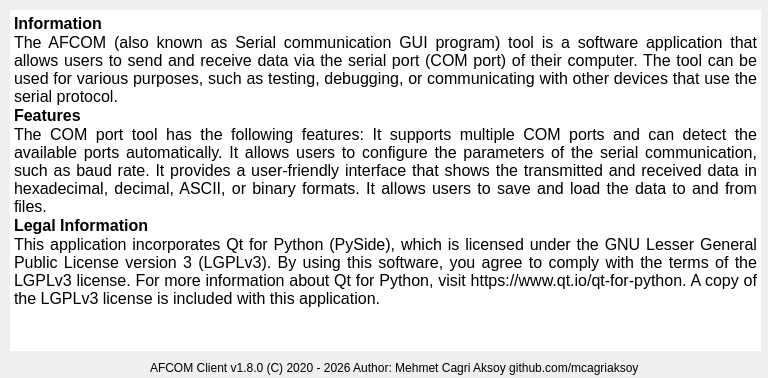
Before: the Qt Designer form ui/help.ui in mcagriaksoy/Serial-Communication-GUI-Program, drawn with Qt 5.
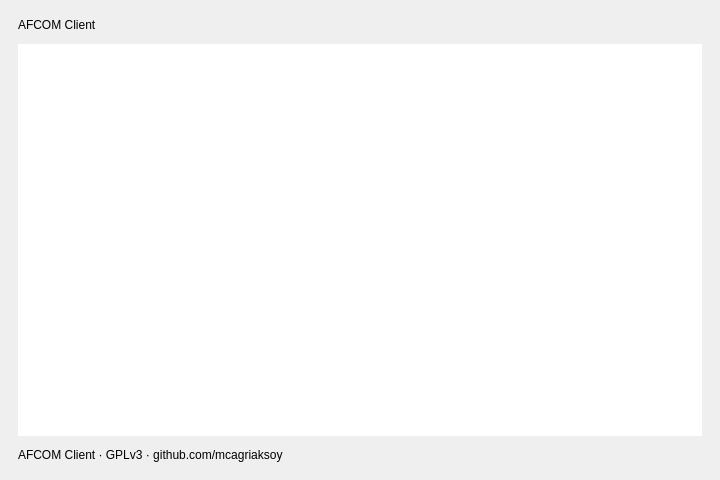
After: the same form once the commit is applied. Icons and pictures are not drawn.

Patch:
```diff
--- a/ui/help.ui
+++ b/ui/help.ui
@@ -6,103 +6,60 @@
    <rect>
     <x>0</x>
     <y>0</y>
-    <width>768</width>
-    <height>378</height>
+    <width>720</width>
+    <height>480</height>
    </rect>
   </property>
-  <property name="sizePolicy">
-   <sizepolicy hsizetype="Fixed" vsizetype="Fixed">
-    <horstretch>0</horstretch>
-    <verstretch>0</verstretch>
-   </sizepolicy>
-  </property>
   <property name="minimumSize">
    <size>
-    <width>768</width>
-    <height>378</height>
-   </size>
-  </property>
-  <property name="maximumSize">
-   <size>
-    <width>768</width>
-    <height>378</height>
+    <width>560</width>
+    <height>400</height>
    </size>
   </property>
   <property name="windowTitle">
    <string>Dialog</string>
   </property>
-  <property name="windowIcon">
-   <iconset theme="help-about"/>
-  </property>
-  <widget class="QTextEdit" name="textEdit_3">
-   <property name="geometry">
-    <rect>
-     <x>10</x>
-     <y>10</y>
-     <width>751</width>
-     <height>341</height>
-    </rect>
+  <layout class="QVBoxLayout" name="rootLayout">
+   <property name="leftMargin">
+    <number>18</number>
    </property>
-   <property name="sizePolicy">
-    <sizepolicy hsizetype="Fixed" vsizetype="Fixed">
-     <horstretch>0</horstretch>
-     <verstretch>0</verstretch>
-    </sizepolicy>
+   <property name="topMargin">
+    <number>18</number>
    </property>
-   <property name="minimumSize">
-    <size>
-     <width>751</width>
-     <height>341</height>
-    </size>
+   <property name="rightMargin">
+    <number>18</number>
    </property>
-   <property name="maximumSize">
-    <size>
-     <width>751</width>
-     <height>341</height>
-    </size>
+   <property name="bottomMargin">
+    <number>18</number>
    </property>
-   <property name="frameShape">
-    <enum>QFrame::Shape::NoFrame</enum>
+   <property name="spacing">
+    <number>12</number>
    </property>
-   <property name="undoRedoEnabled">
-    <bool>false</bool>
-   </property>
-   <property name="readOnly">
-    <bool>true</bool>
-   </property>
-   <property name="html">
-    <string>&lt;!DOCTYPE HTML PUBLIC &quot;-//W3C//DTD HTML 4.0//EN&quot; &quot;http://www.w3.org/TR/REC-html40/strict.dtd&quot;&gt;
-&lt;html&gt;&lt;head&gt;&lt;meta name=&quot;qrichtext&quot; content=&quot;1&quot; /&gt;&lt;meta charset=&quot;utf-8&quot; /&gt;&lt;style type=&quot;text/css&quot;&gt;
-p, li { white-space: pre-wrap; }
-hr { height: 1px; border-width: 0; }
-li.unchecked::marker { content: &quot;\2610&quot;; }
-li.checked::marker { content: &quot;\2612&quot;; }
-&lt;/style&gt;&lt;/head&gt;&lt;body style=&quot; font-family:'Segoe UI'; font-size:9pt; font-weight:400; font-style:normal;&quot;&gt;
-&lt;p style=&quot; margin-top:0px; margin-bottom:0px; margin-left:0px; margin-right:0px; -qt-block-indent:0; text-indent:0px;&quot;&gt;&lt;span style=&quot; font-size:12pt; font-weight:696;&quot;&gt;Information&lt;/span&gt;&lt;/p&gt;
-&lt;p align=&quot;justify&quot; style=&quot; margin-top:0px; margin-bottom:0px; margin-left:0px; margin-right:0px; -qt-block-indent:0; text-indent:0px;&quot;&gt;&lt;span style=&quot; font-size:12pt;&quot;&gt;The AFCOM (also known as Serial communication GUI program) tool is a software application that allows users to send and receive data via the serial port (COM port) of their computer. The tool can be used for various purposes, such as testing, debugging, or communicating with other devices that use the serial protocol. &lt;/span&gt;&lt;/p&gt;
-&lt;p align=&quot;justify&quot; style=&quot; margin-top:0px; margin-bottom:0px; margin-left:0px; margin-right:0px; -qt-block-indent:0; text-indent:0px;&quot;&gt;&lt;span style=&quot; font-size:12pt; font-weight:696;&quot;&gt;Features&lt;/span&gt;&lt;span style=&quot; font-size:12pt;&quot;&gt; &lt;/span&gt;&lt;/p&gt;
-&lt;p align=&quot;justify&quot; style=&quot; margin-top:0px; margin-bottom:0px; margin-left:0px; margin-right:0px; -qt-block-indent:0; text-indent:0px;&quot;&gt;&lt;span style=&quot; font-size:12pt;&quot;&gt;The COM port tool has the following features: It supports multiple COM ports and can detect the available ports automatically. It allows users to configure the parameters of the serial communication, such as baud rate. It provides a user-friendly interface that shows the transmitted and received data in hexadecimal, decimal, ASCII, or binary formats. It allows users to save and load the data to and from files.&lt;/span&gt;&lt;/p&gt;
-&lt;p align=&quot;justify&quot; style=&quot; margin-top:0px; margin-bottom:0px; margin-left:0px; margin-right:0px; -qt-block-indent:0; text-indent:0px;&quot;&gt;&lt;span style=&quot; font-size:12pt; font-weight:696;&quot;&gt;Legal Information&lt;/span&gt;&lt;/p&gt;
-&lt;p align=&quot;justify&quot; style=&quot; margin-top:0px; margin-bottom:0px; margin-left:0px; margin-right:0px; -qt-block-indent:0; text-indent:0px;&quot;&gt;&lt;span style=&quot; font-size:12pt;&quot;&gt;This application incorporates Qt for Python (PySide), which is licensed under the GNU Lesser General Public License version 3 (LGPLv3). By using this software, you agree to comply with the terms of the LGPLv3 license. For more information about Qt for Python, visit https://www.qt.io/qt-for-python. A copy of the LGPLv3 license is included with this application.&lt;/span&gt;&lt;/p&gt;
-&lt;p align=&quot;justify&quot; style=&quot;-qt-paragraph-type:empty; margin-top:0px; margin-bottom:0px; margin-left:0px; margin-right:0px; -qt-block-indent:0; text-indent:0px;&quot;&gt;&lt;br /&gt;&lt;/p&gt;&lt;/body&gt;&lt;/html&gt;</string>
-   </property>
-   <property name="acceptRichText">
-    <bool>false</bool>
-   </property>
-  </widget>
-  <widget class="QLabel" name="label">
-   <property name="geometry">
-    <rect>
-     <x>150</x>
-     <y>360</y>
-     <width>491</width>
-     <height>16</height>
-    </rect>
-   </property>
-   <property name="text">
-    <string>AFCOM Client v1.8.0 (C) 2020 - 2026 Author: Mehmet Cagri Aksoy github.com/mcagriaksoy</string>
-   </property>
-  </widget>
+   <item>
+    <widget class="QLabel" name="helpTitleLabel">
+     <property name="text">
+      <string>AFCOM Client</string>
+     </property>
+    </widget>
+   </item>
+   <item>
+    <widget class="QTextEdit" name="helpTextEdit">
+     <property name="readOnly">
+      <bool>true</bool>
+     </property>
+     <property name="frameShape">
+      <enum>QFrame::Shape::NoFrame</enum>
+     </property>
+    </widget>
+   </item>
+   <item>
+    <widget class="QLabel" name="helpFooterLabel">
+     <property name="text">
+      <string>AFCOM Client · GPLv3 · github.com/mcagriaksoy</string>
+     </property>
+    </widget>
+   </item>
+  </layout>
  </widget>
  <resources/>
  <connections/>
```
Left out of the diff: 2 changed lines with no effect on the pictures.
